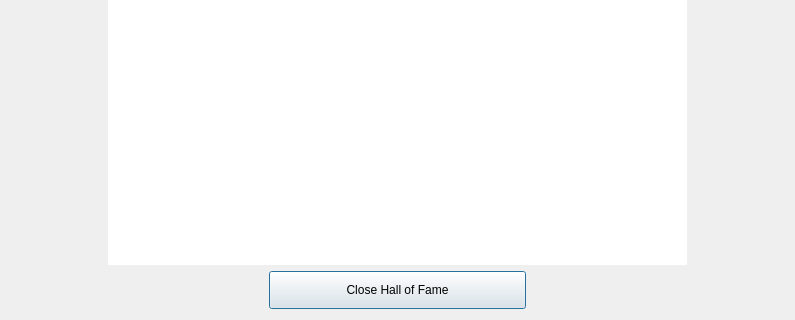
Before: the Qt Designer form MATF_Chicken_Invaders/forms/hofwindow.ui in a1eksandar1/Chicken-Invaders, drawn with Qt 5; both pictures show x 0 to 795 and y 245 to 565 of the 795 by 565 pixel window.
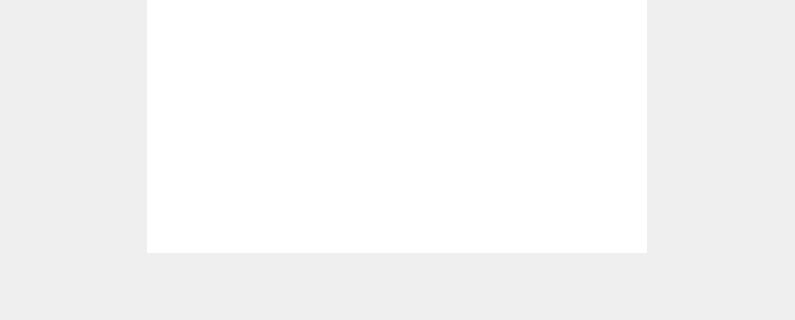
After: the same form once the commit is applied. Icons and pictures are not drawn.

```diff
--- a/MATF_Chicken_Invaders/forms/hofwindow.ui
+++ b/MATF_Chicken_Invaders/forms/hofwindow.ui
@@ -16,57 +16,9 @@
   <property name="autoFillBackground">
    <bool>true</bool>
   </property>
-  <layout class="QGridLayout" name="gridLayout_2" rowstretch="0,0,0,0,0,0" columnstretch="0">
-   <item row="3" column="0">
-    <layout class="QHBoxLayout" name="horizontalLayout_2" stretch="1,1,1">
-     <item>
-      <spacer name="horizontalSpacer_6">
-       <property name="orientation">
-        <enum>Qt::Horizontal</enum>
-       </property>
-       <property name="sizeHint" stdset="0">
-        <size>
-         <width>40</width>
-         <height>20</height>
-        </size>
-       </property>
-      </spacer>
-     </item>
-     <item>
-      <widget class="QPushButton" name="pushButton">
-       <property name="styleSheet">
-        <string notr="true">height:  30px;
-background-image: url(:/images/backgrounds/usernameWindow.png);
- background-repeat: no-repeat;
-  background-attachment: fixed;
-  background-position: center; 
-border-image: url(:/images/backgrounds/usernameWindow.png);</string>
-       </property>
-       <property name="text">
-        <string>Close Hall of Fame</string>
-       </property>
-       <property name="flat">
-        <bool>false</bool>
-       </property>
-      </widget>
-     </item>
-     <item>
-      <spacer name="horizontalSpacer_5">
-       <property name="orientation">
-        <enum>Qt::Horizontal</enum>
-       </property>
-       <property name="sizeHint" stdset="0">
-        <size>
-         <width>40</width>
-         <height>20</height>
-        </size>
-       </property>
-      </spacer>
-     </item>
-    </layout>
-   </item>
+  <layout class="QGridLayout" name="gridLayout_2" rowstretch="8,0,1" columnstretch="0">
    <item row="0" column="0">
-    <layout class="QHBoxLayout" name="horizontalLayout" stretch="1,6,1">
+    <layout class="QHBoxLayout" name="horizontalLayout" stretch="1,5,1">
      <property name="spacing">
       <number>3</number>
      </property>
@@ -83,26 +35,78 @@
        </property>
       </spacer>
      </item>
-     <item>
+     <item alignment="Qt::AlignHCenter">
       <widget class="QTableView" name="tableView">
+       <property name="minimumSize">
+        <size>
+         <width>500</width>
+         <height>0</height>
+        </size>
+       </property>
+       <property name="maximumSize">
+        <size>
+         <width>256</width>
+         <height>16777215</height>
+        </size>
+       </property>
        <property name="styleSheet">
         <string notr="true">background-image: url(:/images/backgrounds/gameBackground.png);
 border-radius: 20px;
 font-size: 20px;
-color:  white;</string>
+color:  white;
+text-align: center;</string>
+       </property>
+       <property name="autoScroll">
+        <bool>false</bool>
+       </property>
+       <property name="dragEnabled">
+        <bool>false</bool>
+       </property>
+       <property name="alternatingRowColors">
+        <bool>false</bool>
        </property>
        <property name="showGrid">
-        <bool>true</bool>
+        <bool>false</bool>
        </property>
        <property name="gridStyle">
         <enum>Qt::NoPen</enum>
        </property>
+       <property name="wordWrap">
+        <bool>false</bool>
+       </property>
        <property name="cornerButtonEnabled">
         <bool>false</bool>
        </property>
+       <attribute name="horizontalHeaderVisible">
+        <bool>true</bool>
+       </attribute>
+       <attribute name="horizontalHeaderCascadingSectionResizes">
+        <bool>false</bool>
+       </attribute>
+       <attribute name="horizontalHeaderMinimumSectionSize">
+        <number>250</number>
+       </attribute>
+       <attribute name="horizontalHeaderDefaultSectionSize">
+        <number>200</number>
+       </attribute>
        <attribute name="horizontalHeaderHighlightSections">
         <bool>false</bool>
        </attribute>
+       <attribute name="verticalHeaderVisible">
+        <bool>false</bool>
+       </attribute>
+       <attribute name="verticalHeaderMinimumSectionSize">
+        <number>40</number>
+       </attribute>
+       <attribute name="verticalHeaderDefaultSectionSize">
+        <number>40</number>
+       </attribute>
+       <attribute name="verticalHeaderHighlightSections">
+        <bool>false</bool>
+       </attribute>
+       <attribute name="verticalHeaderStretchLastSection">
+        <bool>false</bool>
+       </attribute>
       </widget>
      </item>
      <item>
@@ -120,6 +124,70 @@
      </item>
     </layout>
    </item>
+   <item row="2" column="0">
+    <layout class="QHBoxLayout" name="horizontalLayout_2" stretch="6,2,6">
+     <property name="sizeConstraint">
+      <enum>QLayout::SetDefaultConstraint</enum>
+     </property>
+     <item>
+      <spacer name="horizontalSpacer_6">
+       <property name="orientation">
+        <enum>Qt::Horizontal</enum>
+       </property>
+       <property name="sizeHint" stdset="0">
+        <size>
+         <width>40</width>
+         <height>20</height>
+        </size>
+       </property>
+      </spacer>
+     </item>
+     <item>
+      <widget class="QPushButton" name="pushButton">
+       <property name="maximumSize">
+        <size>
+         <width>200</width>
+         <height>50</height>
+        </size>
+       </property>
+       <property name="styleSheet">
+        <string notr="true">#pushButton {
+background-color: transparent;
+border-image: url(:images/buttons/backButton.png);
+background: none;
+border: none;
+background-repeat: none;
+}
+#pushButton:pressed {
+border-image: url(:images/buttons/backButton_pressed.png);
+}</string>
+       </property>
+       <property name="text">
+        <string/>
+       </property>
+       <property name="autoDefault">
+        <bool>true</bool>
+       </property>
+       <property name="flat">
+        <bool>false</bool>
+       </property>
+      </widget>
+     </item>
+     <item>
+      <spacer name="horizontalSpacer_5">
+       <property name="orientation">
+        <enum>Qt::Horizontal</enum>
+       </property>
+       <property name="sizeHint" stdset="0">
+        <size>
+         <width>40</width>
+         <height>20</height>
+        </size>
+       </property>
+      </spacer>
+     </item>
+    </layout>
+   </item>
   </layout>
  </widget>
  <resources/>
```
